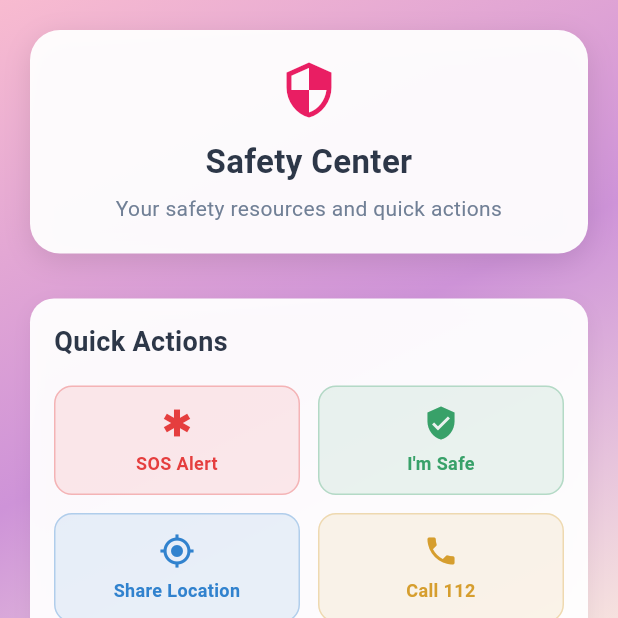
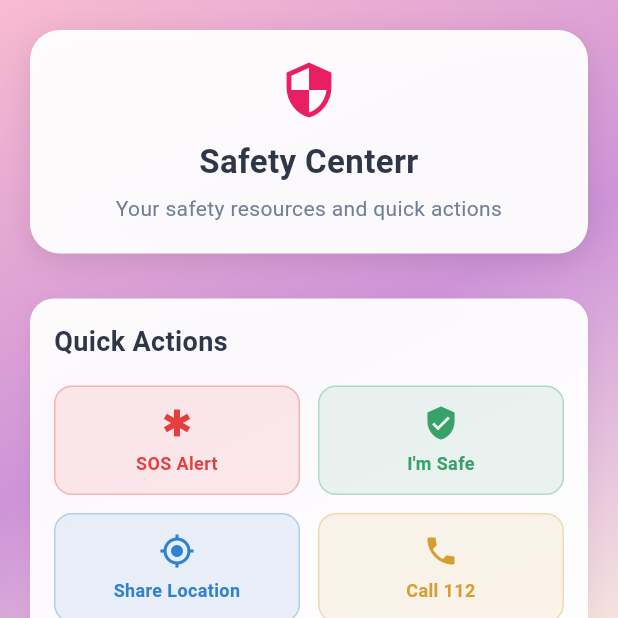
Before and after one commit to amitl2024/Secura, a Flutter app: the SafetyAwarenessScreen screen opened directly, on a phone screen of 412 x 824 dp, the top half of it. Run offline on Flutter 3.47's test engine with Material 3 defaults, Android fonts, the phone set to English and light mode, and no system bars; our stand-ins replace cloud_firestore, firebase_auth, firebase_core, flutter_dotenv, geolocator, google_sign_in and 2 more; accounts and stored records are empty.

Commit message:
Letter add

```diff
--- a/lib/Ui/screens/home/safety_screen.dart
+++ b/lib/Ui/screens/home/safety_screen.dart
@@ -73,7 +73,7 @@ class SafetyAwarenessScreen extends StatelessWidget {
                     Icon(Icons.security, size: 40, color: Color(0xFFE91E63)),
                     SizedBox(height: 12),
                     Text(
-                      "Safety Center",
+                      "Safety Centerr",
                       style: TextStyle(
                         fontWeight: FontWeight.bold,
                         fontSize: 22,
```
Also changed, not shown: plugins/telephony/pubspec.lock, pubspec.lock.
